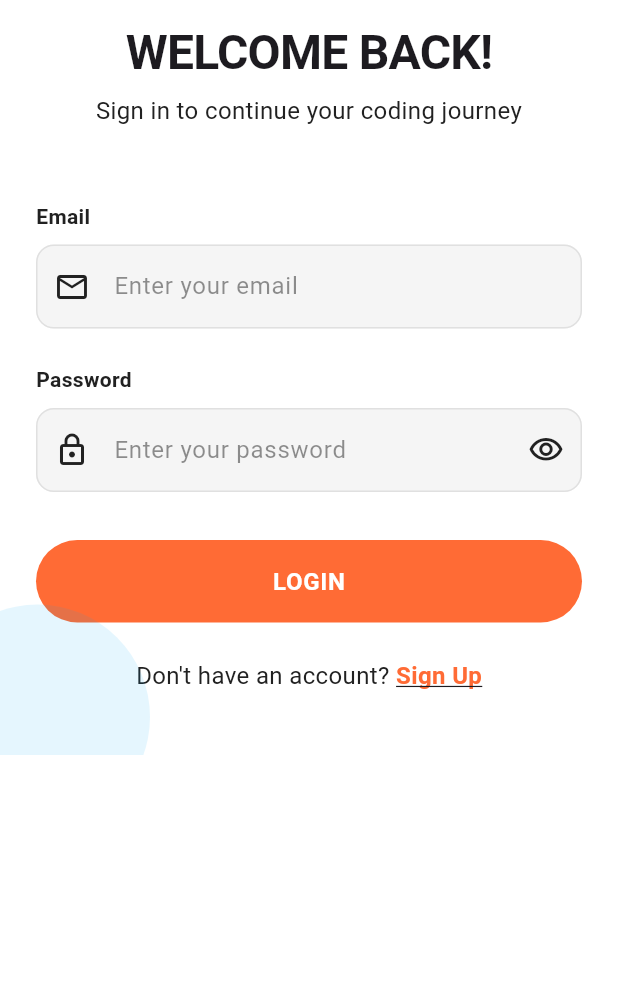
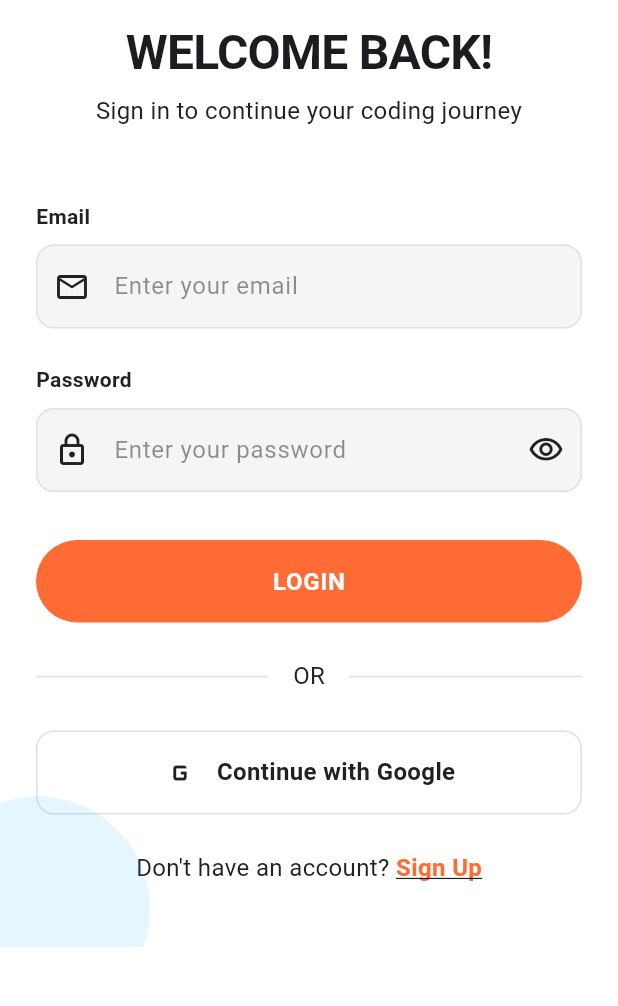
Before and after one commit to NzizaPacifique250/kodekid_MD, a Flutter app: the screen it shows after launch, on a phone screen of 412 x 824 dp, the part 225-1231 px from its top. Run offline on Flutter 3.47's test engine with Material 3 defaults, Android fonts, the light colour scheme and no system bars; our stand-ins replace cloud_firestore, firebase_auth, firebase_core, flutter_riverpod, flutter_svg, google_sign_in and 2 more; accounts and stored records are empty.

Commit message:
ANOTHER >>Add tests,>> Google auth, >>>and SharedPreferences implementation incase the branch umfetches

```diff
--- a/lib/features/auth/data/auth_service.dart
+++ b/lib/features/auth/data/auth_service.dart
@@ -1,5 +1,6 @@
 import 'package:firebase_auth/firebase_auth.dart';
 import 'package:cloud_firestore/cloud_firestore.dart';
+import 'package:google_sign_in/google_sign_in.dart';
 
 class AuthService {
   static final FirebaseAuth _auth = FirebaseAuth.instance;
@@ -226,6 +227,43 @@ class AuthService {
     return null;
   }
 
+  // Google Sign-In
+  static Future<Map<String, dynamic>> signInWithGoogle() async {
+    try {
+      final GoogleSignInAccount? googleUser = await GoogleSignIn().signIn();
+
+      if (googleUser == null) {
+        return {'success': false, 'message': 'Google sign-in was cancelled'};
+      }
+
+      final GoogleSignInAuthentication googleAuth = await googleUser.authentication;
+
+      final credential = GoogleAuthProvider.credential(
+        accessToken: googleAuth.accessToken,
+        idToken: googleAuth.idToken,
+      );
+
+      final userCredential = await _auth.signInWithCredential(credential);
+
+      if (userCredential.user != null) {
+        // Save user data to Firestore
+        await _firestore.collection('users').doc(userCredential.user!.uid).set({
+          'name': userCredential.user!.displayName ?? 'Google User',
+          'email': userCredential.user!.email ?? '',
+          'createdAt': FieldValue.serverTimestamp(),
+          'emailVerified': true,
+          'provider': 'google',
+        }, SetOptions(merge: true));
+
+        return {'success': true, 'message': 'Google sign-in successful'};
+      }
+
+      return {'success': false, 'message': 'Google sign-in failed'};
+    } catch (e) {
+      return {'success': false, 'message': 'Google sign-in error: ${e.toString()}'};
+    }
+  }
+
   // Handle existing unverified account
   static Future<Map<String, dynamic>> handleExistingAccount(String email, String password) async {
     try {
--- a/lib/features/auth/presentation/login_page.dart
+++ b/lib/features/auth/presentation/login_page.dart
@@ -177,6 +177,30 @@ class _LoginPageState extends State<LoginPage> {
 
                     const SizedBox(height: 24),
 
+                    // OR Divider
+                    Row(
+                      children: [
+                        Expanded(child: Divider(color: AppColors.lightGrey)),
+                        Padding(
+                          padding: const EdgeInsets.symmetric(horizontal: 16),
+                          child: Text(
+                            'OR',
+                            style: AppTextStyles.bodyText().copyWith(
+                              color: AppColors.darkGrey,
+                            ),
+                          ),
+                        ),
+                        Expanded(child: Divider(color: AppColors.lightGrey)),
+                      ],
+                    ),
+
+                    const SizedBox(height: 24),
+
+                    // Google Sign-In Button
+                    _buildGoogleSignInButton(),
+
+                    const SizedBox(height: 24),
+
                     // Register Link
                     Row(
                       mainAxisAlignment: MainAxisAlignment.center,
@@ -325,4 +349,71 @@ class _LoginPageState extends State<LoginPage> {
       ],
     );
   }
+
+  Widget _buildGoogleSignInButton() {
+    return Container(
+      width: double.infinity,
+      height: 56,
+      decoration: BoxDecoration(
+        border: Border.all(color: AppColors.lightGrey),
+        borderRadius: BorderRadius.circular(12),
+      ),
+      child: Material(
+        color: Colors.transparent,
+        child: InkWell(
+          borderRadius: BorderRadius.circular(12),
+          onTap: _isLoading ? null : _handleGoogleSignIn,
+          child: Row(
+            mainAxisAlignment: MainAxisAlignment.center,
+            children: [
+              Icon(
+                Icons.g_mobiledata,
+                size: 24,
+                color: AppColors.darkGrey,
+              ),
+              const SizedBox(width: 12),
+              Text(
+                'Continue with Google',
+                style: AppTextStyles.bodyText(
+                  fontWeight: FontWeight.w600,
+                ),
+              ),
+            ],
+          ),
+        ),
+      ),
+    );
+  }
+
+  Future<void> _handleGoogleSignIn() async {
+    setState(() {
+      _isLoading = true;
+    });
+
+    final result = await AuthService.signInWithGoogle();
+
+    setState(() {
+      _isLoading = false;
+    });
+
+    if (mounted) {
+      if (result['success']) {
+        Navigator.pushNamedAndRemoveUntil(
+          context,
+          AppRoutes.dashboard,
+          (route) => false,
+        );
+      } else {
+        ScaffoldMessenger.of(context).showSnackBar(
+          SnackBar(
+            content: Text(
+              result['message'] ?? 'Google sign-in failed',
+              style: AppTextStyles.bodyText(),
+            ),
+            backgroundColor: AppColors.orange,
+          ),
+        );
+      }
+    }
+  }
 }
--- a/pubspec.yaml
+++ b/pubspec.yaml
@@ -16,6 +16,7 @@ dependencies:
   firebase_core: ^3.6.0
   cloud_firestore: ^5.4.4
   firebase_auth: ^5.3.1
+  google_sign_in: ^6.1.5
   flutter_riverpod: ^3.0.3
   youtube_player_iframe: ^5.2.2
   webview_flutter: ^4.13.0
```
Also changed, not shown: 3 other files.
